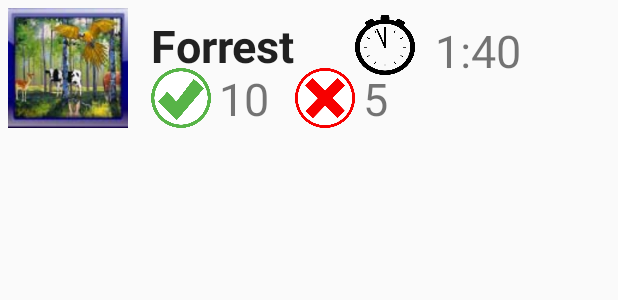
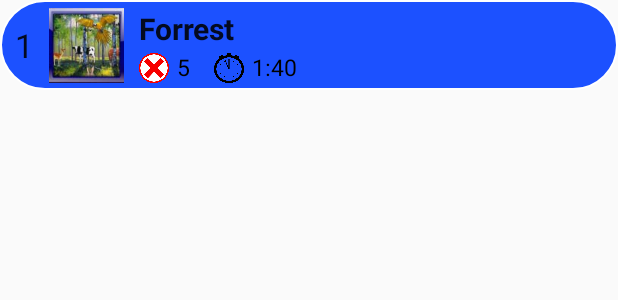
Before and after one commit to ristan12/ForrestFinder, an Android app: the layout statistics_list_view_item.xml on its own in the app's theme, with its tools: preview values and no code run, on a phone screen of 412 x 824 dp. Shown: the top 300 px of the screen. Run offline under Robolectric (Android 15) with nearby library versions, the light colour scheme and no system bars.

Commit message:
Added statistics caps
Added everything regarding looking statistics.

```diff
--- /dev/null
+++ b/app/src/main/res/drawable/stats_background.xml
@@ -0,0 +1,28 @@
+<?xml version="1.0" encoding="utf-8"?>
+<shape xmlns:android="http://schemas.android.com/apk/res/android" android:shape="rectangle" >
+    <corners
+        android:radius="100dp"
+        />
+    <gradient
+        android:angle="45"
+        android:centerX="35%"
+        android:centerColor="#1c51ff"
+        android:startColor="#1c51ff"
+        android:endColor="#1c51ff"
+        android:type="linear"
+        />
+    <padding
+        android:left="0dp"
+        android:top="0dp"
+        android:right="0dp"
+        android:bottom="0dp"
+        />
+    <size
+        android:width="230dp"
+        android:height="60dp"
+        />
+    <stroke
+        android:width="1dp"
+        android:color="#FFFFFF"
+        />
+</shape>
--- a/app/src/main/res/layout/statistics_list_view_item.xml
+++ b/app/src/main/res/layout/statistics_list_view_item.xml
@@ -2,15 +2,37 @@
 <RelativeLayout xmlns:android="http://schemas.android.com/apk/res/android"
     android:layout_width="match_parent" android:layout_height="match_parent">
 
+    <Button
+        android:id="@+id/back_butt_history"
+
+        android:textColor="#FFFFFF"
+        android:textSize="30sp"
+
+        android:layout_width="230dp"
+        android:layout_height="60dp"
+        android:background="@drawable/stats_background"
+        android:shadowColor="#00f2ff"
+        android:shadowDx="3"
+        android:shadowDy="0"
+        android:shadowRadius="11"
+
+        android:enabled="false"
+        android:visibility="visible"
+        android:layout_alignParentRight="true"
+        android:layout_alignParentEnd="true"
+        android:layout_alignParentLeft="true"
+        android:layout_alignParentStart="true" />
+
     <ImageView
-        android:layout_width="80dp"
-        android:layout_height="80dp"
+        android:layout_width="50dp"
+        android:layout_height="50dp"
         android:id="@+id/levelThumb"
         android:background="@drawable/forrest_level_thumbnail"
         android:layout_alignParentTop="true"
-        android:layout_alignParentLeft="true"
-        android:layout_alignParentStart="true"
-        android:layout_margin="5dp" />
+        android:layout_toRightOf="@+id/indeks"
+        android:layout_toEndOf="@+id/indeks"
+        android:layout_marginTop="5dp"
+        android:layout_marginBottom="5dp" />
 
     <TextView
         android:layout_width="wrap_content"
@@ -19,82 +41,69 @@
         android:text="Forrest"
         android:id="@+id/level_name"
         android:textStyle="bold"
-        android:textSize="30dp"
-        android:layout_alignParentTop="true"
+        android:textSize="20dp"
+        android:layout_alignTop="@+id/levelThumb"
         android:layout_toRightOf="@+id/levelThumb"
         android:layout_toEndOf="@+id/levelThumb"
-        android:layout_marginLeft="10dp"
-        android:layout_marginTop="10dp" />
+        android:layout_marginLeft="10dp" />
 
     <ImageView
-        android:layout_width="40dp"
-        android:layout_height="40dp"
+        android:layout_width="20dp"
+        android:layout_height="20dp"
         android:id="@+id/stopwatch_image"
         android:background="@drawable/stopwatch"
-        android:layout_alignTop="@+id/level_name"
-        android:layout_toEndOf="@+id/xmark_image"
-        android:layout_toRightOf="@+id/level_name" />
+        android:layout_alignTop="@+id/xmark_image"
+        android:layout_marginLeft="30dp"
+        android:layout_toRightOf="@+id/xmark_image" />
 
     <ImageView
-        android:layout_width="40dp"
-        android:layout_height="40dp"
-        android:id="@+id/checkmark_image"
-        android:background="@drawable/checkmark"
-        android:layout_alignLeft="@+id/level_name"
-        android:layout_alignStart="@+id/level_name"
-        android:layout_alignBottom="@+id/levelThumb" />
-
-    <ImageView
-        android:layout_width="40dp"
-        android:layout_height="40dp"
+        android:layout_width="20dp"
+        android:layout_height="20dp"
         android:id="@+id/xmark_image"
         android:background="@drawable/xmark"
-        android:contentDescription=""
-        android:layout_toRightOf="@+id/level_name"
-        android:layout_toEndOf="@+id/level_name"
-        android:layout_alignTop="@+id/checkmark_image" />
+        android:layout_alignBottom="@+id/levelThumb"
+        android:layout_toRightOf="@+id/levelThumb"
+        android:layout_marginLeft="10dp"
+        android:layout_toEndOf="@id/levelThumb" />
 
     <TextView
-        android:layout_width="40dp"
-        android:layout_height="40dp"
-        android:textAppearance="?android:attr/textAppearanceSmall"
-        android:text="10"
-        android:id="@+id/correctAns"
-        android:layout_alignBottom="@+id/checkmark_image"
-        android:layout_toRightOf="@+id/checkmark_image"
-        android:layout_toEndOf="@+id/checkmark_image"
-        android:textSize="30sp"
-        android:textAlignment="textStart"
-        android:layout_marginLeft="5dp"
-        android:layout_marginRight="5dp" />
-
-    <TextView
-        android:layout_width="40dp"
-        android:layout_height="40dp"
+        android:layout_width="wrap_content"
+        android:layout_height="wrap_content"
         android:textAppearance="?android:attr/textAppearanceSmall"
         android:text="5"
         android:id="@+id/wrongAns"
+        android:textSize="15dp"
+        android:layout_marginLeft="5dp"
+        android:layout_marginStart="5dp"
         android:layout_alignBottom="@+id/xmark_image"
-        android:layout_alignLeft="@+id/stopwatch_image"
-        android:layout_alignStart="@+id/stopwatch_image"
-        android:textSize="30dp"
-        android:layout_marginLeft="5dp"
-        android:layout_toRightOf="@+id/xmark_image" />
+        android:layout_toRightOf="@+id/xmark_image"
+        android:layout_toEndOf="@+id/xmark_image"
+        android:textColor="#000000" />
 
     <TextView
-        android:layout_width="40dp"
-        android:layout_height="40dp"
+        android:layout_width="wrap_content"
+        android:layout_height="wrap_content"
         android:textAppearance="?android:attr/textAppearanceSmall"
         android:text="1:40"
         android:id="@+id/timeText"
-        android:layout_alignBottom="@+id/stopwatch_image"
+        android:textSize="15dp"
+        android:layout_alignBottom="@+id/wrongAns"
         android:layout_toRightOf="@+id/stopwatch_image"
-        android:textSize="30dp"
-        android:layout_alignParentRight="true"
-        android:layout_alignParentEnd="true"
-        android:textAlignment="textStart"
-        android:singleLine="false"
-        android:padding="3dp"
+        android:layout_alignTop="@+id/wrongAns"
+        android:layout_marginLeft="5dp"
+        android:textColor="#000000" />
+
+    <TextView
+        android:layout_width="wrap_content"
+        android:layout_height="wrap_content"
+        android:textAppearance="?android:attr/textAppearanceLarge"
+        android:text="1"
+        android:id="@+id/indeks"
+        android:layout_alignParentLeft="true"
+        android:layout_alignParentStart="true"
         android:layout_marginLeft="10dp"
+        android:layout_marginTop="15dp"
         android:layout_marginRight="10dp" />
+
+
 </RelativeLayout>
```
Also changed, not shown: app/src/main/java/com/example/aleksandar/forrestfinder/GameLevelActivity.java (+30 -2 lines), app/src/main/java/com/example/aleksandar/forrestfinder/LevelData.java (+9 -0 lines), app/src/main/java/com/example/aleksandar/forrestfinder/MainActivity.java (+38 -2 lines), app/src/main/java/com/example/aleksandar/forrestfinder/StatisticsActivity.java (+5 -2 lines), app/src/main/java/com/example/aleksandar/forrestfinder/StatisticsListViewAdapter.java (+16 -21 lines), app/src/main/res/layout/activity_statistics.xml (+12 -12 lines), app/src/main/res/drawable/history.png (added), app/src/main/res/drawable/statistics.png (added).
